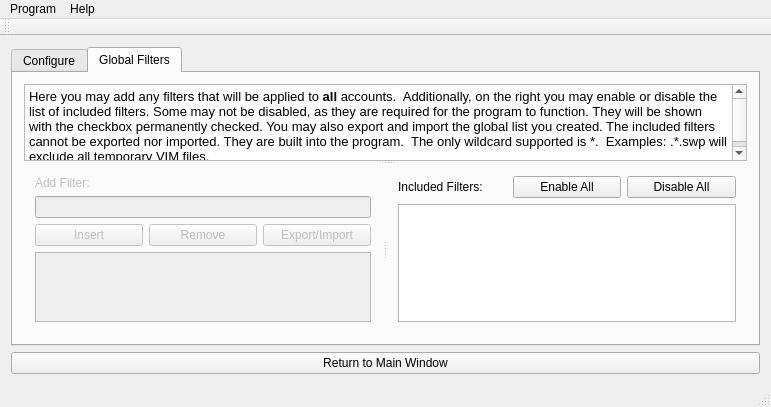
The window that owncloud_sync_qt/SyncWindow.ui (GrossLukas/client) describes before a commit, drawn with Qt 5.
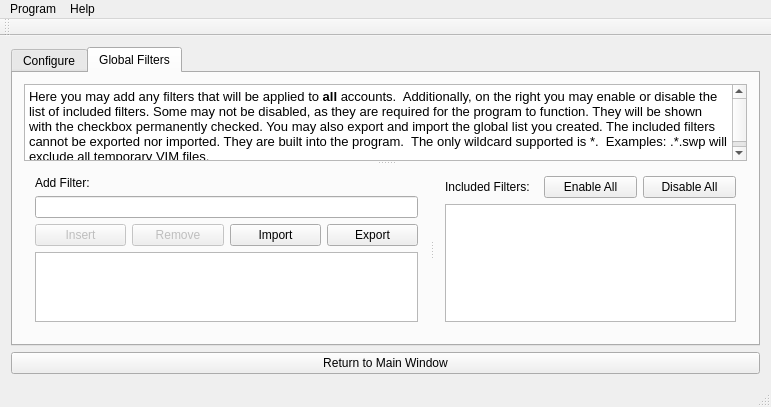
The same window after the commit. Icons and pictures are not drawn.

Commit message: Implemented the global filter list.

The edit to the form file:
```diff
--- a/owncloud_sync_qt/SyncWindow.ui
+++ b/owncloud_sync_qt/SyncWindow.ui
@@ -741,7 +741,7 @@
                   </property>
                   <widget class="QFrame" name="frameFilter_2">
                    <property name="enabled">
-                    <bool>false</bool>
+                    <bool>true</bool>
                    </property>
                    <property name="sizePolicy">
                     <sizepolicy hsizetype="Preferred" vsizetype="Preferred">
@@ -791,29 +791,36 @@
                       </property>
                      </widget>
                     </item>
-                    <item row="2" column="2">
-                     <widget class="QPushButton" name="pushButton_3">
+                    <item row="2" column="3">
+                     <widget class="QPushButton" name="buttonExport">
                       <property name="enabled">
-                       <bool>false</bool>
+                       <bool>true</bool>
                       </property>
                       <property name="text">
-                       <string>Export/Import</string>
+                       <string>Export</string>
                       </property>
                      </widget>
                     </item>
-                    <item row="3" column="0" colspan="3">
+                    <item row="3" column="0" colspan="4">
                      <widget class="QListView" name="listGlobalFilterView"/>
                     </item>
-                    <item row="1" column="0" colspan="3">
+                    <item row="1" column="0" colspan="4">
                      <widget class="QLineEdit" name="lineGlobalFilter"/>
                     </item>
-                    <item row="0" column="0" colspan="3">
+                    <item row="0" column="0" colspan="4">
                      <widget class="QLabel" name="label_14">
                       <property name="text">
                        <string>Add Filter:</string>
                       </property>
                      </widget>
                     </item>
+                    <item row="2" column="2">
+                     <widget class="QPushButton" name="buttonImport">
+                      <property name="text">
+                       <string>Import</string>
+                      </property>
+                     </widget>
+                    </item>
                    </layout>
                   </widget>
                   <widget class="QFrame" name="frame_7">
```
The commit also changes 2 other files.
